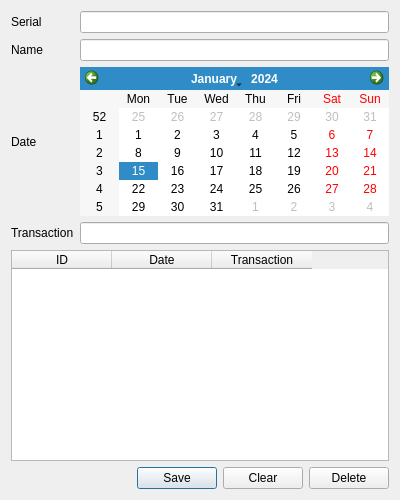
Above: edittransactiondialog.ui from alanhaggai/Daily-Collection before the change. Below: the same form after it.
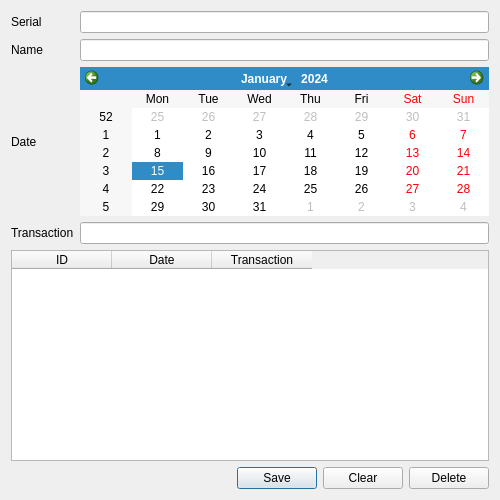
That is the form after the change.

Commit message: Resized all dialogs' widths from 400px to 500px

```diff
--- a/edittransactiondialog.ui
+++ b/edittransactiondialog.ui
@@ -6,7 +6,7 @@
    <rect>
     <x>0</x>
     <y>0</y>
-    <width>400</width>
+    <width>500</width>
     <height>500</height>
    </rect>
   </property>
```
The commit also changes 5 other files.
